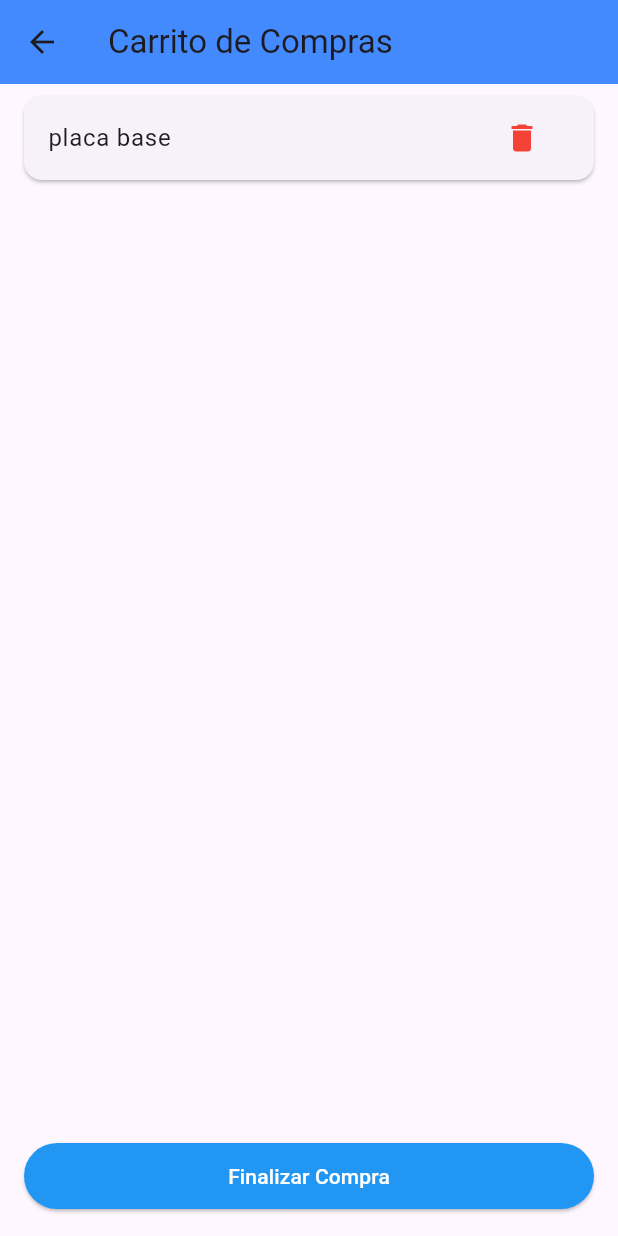
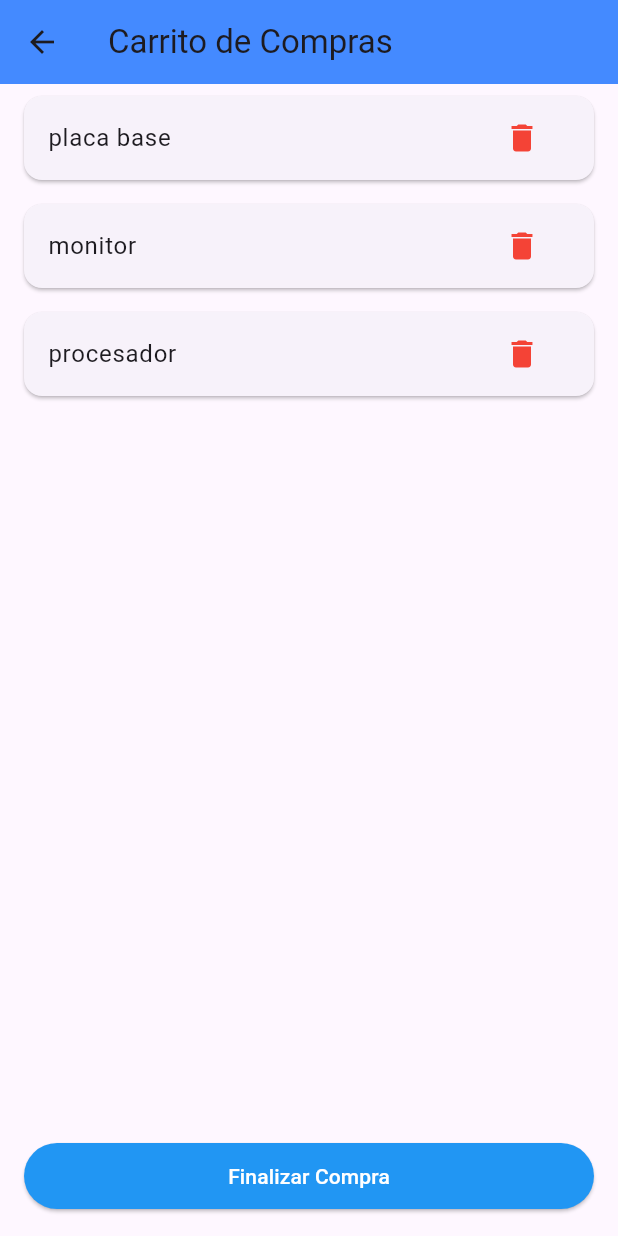
Before and after one commit to HugoMEDAC-dev/gestion_inventario, a Flutter app: the CarritoScreen screen opened directly, on a phone screen of 412 x 824 dp. Run offline on Flutter 3.47's test engine with Material 3 defaults, Android fonts, the phone set to English and light mode, and no system bars; our stand-ins replace cloud_firestore, firebase_auth, firebase_core; accounts and stored records are empty.

Commit message:
modificacion carrito_screen

```diff
--- a/lib/screens/auth/carrito_screen.dart
+++ b/lib/screens/auth/carrito_screen.dart
@@ -6,7 +6,7 @@ class CarritoScreen extends StatefulWidget {
 }
 
 class _CarritoScreenState extends State<CarritoScreen> {
-  List<String> carrito = ['placa base']; // Lista de productos en el carrito
+  List<String> carrito = ['placa base','monitor','procesador']; // Lista de productos en el carrito
 
   @override
   Widget build(BuildContext context) {
```
